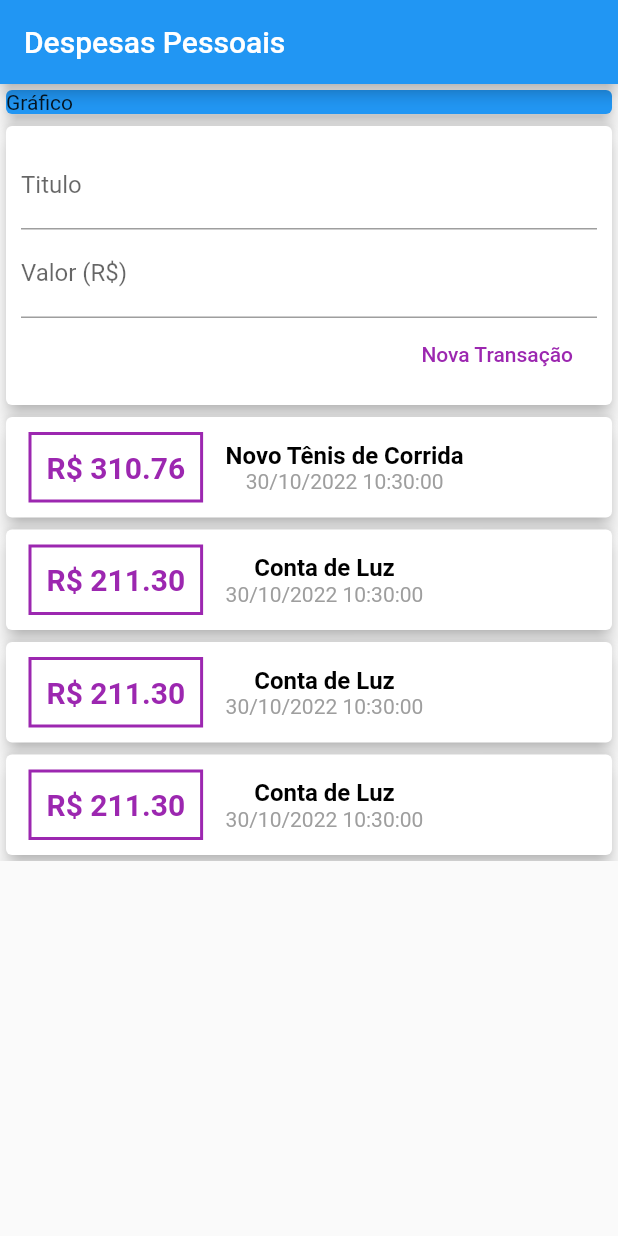
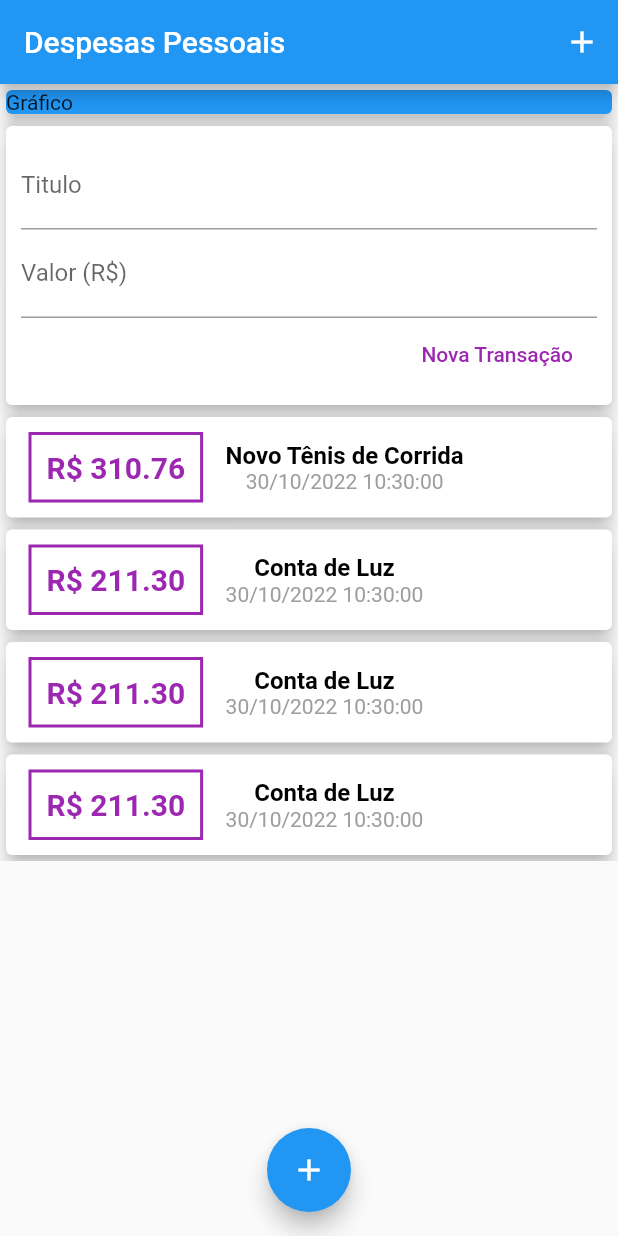
Before and after one commit to Rennansb/lista_de_despesas_app, a Flutter app: the screen it shows after launch, on a phone screen of 412 x 824 dp. Run offline on Flutter 3.47's test engine with Material 2 defaults, Android fonts, the phone set to English and light mode, and no system bars.

Commit message:
floatingActionButton

```diff
--- a/lib/main.dart
+++ b/lib/main.dart
@@ -12,13 +12,13 @@ class ExpansesApp extends StatelessWidget {
 
   @override
   Widget build(BuildContext context){
-    return  const MaterialApp(
+    return   MaterialApp(
       home:MyHomePage()
     );
   }
 }
 class MyHomePage extends StatelessWidget {
-   const MyHomePage({super.key});
+    MyHomePage({super.key});
 
 
 
@@ -27,6 +27,9 @@ class MyHomePage extends StatelessWidget {
   Widget build(BuildContext context) {
     return Scaffold(
       appBar: AppBar(title:const Text('Despesas Pessoais'),
+      actions: [
+        IconButton(onPressed: (){}, icon: Icon(Icons.add))
+      ],
        ),
 
        body: SingleChildScrollView(
@@ -47,6 +50,10 @@ class MyHomePage extends StatelessWidget {
           ],
          ),
        ),
+       floatingActionButton: FloatingActionButton(
+        child: Icon(Icons.add),
+        onPressed: () {  },),
+        floatingActionButtonLocation: FloatingActionButtonLocation.centerFloat,
     );
   }
 }
```
